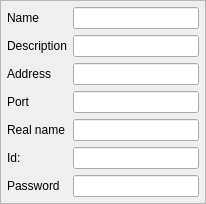
Before: the Qt Designer form src/blackgui/serverform.ui in swift-project/pilotclient, drawn with Qt 5.
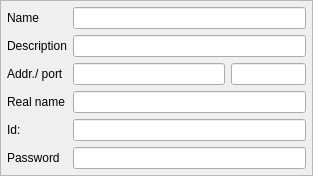
After: the same form once the commit is applied.

```diff
--- a/src/blackgui/serverform.ui
+++ b/src/blackgui/serverform.ui
@@ -6,10 +6,16 @@
    <rect>
     <x>0</x>
     <y>0</y>
-    <width>206</width>
-    <height>190</height>
+    <width>313</width>
+    <height>164</height>
    </rect>
   </property>
+  <property name="sizePolicy">
+   <sizepolicy hsizetype="Preferred" vsizetype="Maximum">
+    <horstretch>0</horstretch>
+    <verstretch>0</verstretch>
+   </sizepolicy>
+  </property>
   <property name="windowTitle">
    <string>Frame</string>
   </property>
@@ -36,16 +42,7 @@
     <number>0</number>
    </property>
    <item>
-    <layout class="QFormLayout" name="fl_NetworkServer">
-     <property name="fieldGrowthPolicy">
-      <enum>QFormLayout::AllNonFixedFieldsGrow</enum>
-     </property>
-     <property name="horizontalSpacing">
-      <number>6</number>
-     </property>
-     <property name="verticalSpacing">
-      <number>6</number>
-     </property>
+    <layout class="QGridLayout" name="gl_ServerForm">
      <property name="leftMargin">
       <number>6</number>
      </property>
@@ -58,6 +55,9 @@
      <property name="bottomMargin">
       <number>6</number>
      </property>
+     <property name="spacing">
+      <number>6</number>
+     </property>
      <item row="0" column="0">
       <widget class="QLabel" name="lbl_Name">
        <property name="text">
@@ -65,83 +65,77 @@
        </property>
       </widget>
      </item>
-     <item row="0" column="1">
-      <widget class="QLineEdit" name="le_Name">
-       <property name="text">
-        <string/>
-       </property>
-      </widget>
-     </item>
-     <item row="1" column="0">
-      <widget class="QLabel" name="lbl_Description">
-       <property name="text">
-        <string>Description</string>
-       </property>
-      </widget>
-     </item>
-     <item row="1" column="1">
-      <widget class="QLineEdit" name="le_Description"/>
-     </item>
      <item row="2" column="0">
       <widget class="QLabel" name="lbl_Address">
        <property name="text">
-        <string>Address</string>
+        <string>Addr./ port</string>
        </property>
       </widget>
      </item>
-     <item row="2" column="1">
-      <widget class="QLineEdit" name="le_Address"/>
-     </item>
-     <item row="3" column="0">
-      <widget class="QLabel" name="lbl_Port">
-       <property name="text">
-        <string>Port</string>
-       </property>
-      </widget>
-     </item>
-     <item row="3" column="1">
+     <item row="2" column="2">
       <widget class="QLineEdit" name="le_Port">
+       <property name="sizePolicy">
+        <sizepolicy hsizetype="Fixed" vsizetype="Fixed">
+         <horstretch>0</horstretch>
+         <verstretch>0</verstretch>
+        </sizepolicy>
+       </property>
+       <property name="minimumSize">
+        <size>
+         <width>75</width>
+         <height>0</height>
+        </size>
+       </property>
+       <property name="maximumSize">
+        <size>
+         <width>75</width>
+         <height>16777215</height>
+        </size>
+       </property>
        <property name="maxLength">
         <number>5</number>
        </property>
       </widget>
      </item>
-     <item row="4" column="0">
+     <item row="1" column="0">
+      <widget class="QLabel" name="lbl_Description">
+       <property name="text">
+        <string>Description</string>
+       </property>
+      </widget>
+     </item>
+     <item row="3" column="0">
       <widget class="QLabel" name="lbl_RealName">
        <property name="text">
         <string>Real name</string>
        </property>
       </widget>
      </item>
-     <item row="4" column="1">
-      <widget class="QLineEdit" name="le_RealName">
-       <property name="text">
-        <string/>
-       </property>
-      </widget>
-     </item>
      <item row="5" column="0">
+      <widget class="QLabel" name="lbl_Password">
+       <property name="text">
+        <string>Password</string>
+       </property>
+      </widget>
+     </item>
+     <item row="4" column="0">
       <widget class="QLabel" name="lbl_NetworkId">
        <property name="text">
         <string>Id:</string>
        </property>
       </widget>
      </item>
-     <item row="5" column="1">
+     <item row="2" column="1">
+      <widget class="QLineEdit" name="le_Address"/>
+     </item>
+     <item row="4" column="1" colspan="2">
       <widget class="QLineEdit" name="le_NetworkId">
        <property name="text">
         <string/>
        </property>
       </widget>
      </item>
-     <item row="6" column="0">
-      <widget class="QLabel" name="lbl_Password">
-       <property name="text">
-        <string>Password</string>
-       </property>
-      </widget>
-     </item>
-     <item row="6" column="1">
+     <item row="5" column="1" colspan="2">
       <widget class="QLineEdit" name="le_Password">
        <property name="text">
         <string/>
@@ -154,6 +148,23 @@
        </property>
       </widget>
      </item>
+     <item row="3" column="1" colspan="2">
+      <widget class="QLineEdit" name="le_RealName">
+       <property name="text">
+        <string/>
+       </property>
+      </widget>
+     </item>
+     <item row="1" column="1" colspan="2">
+      <widget class="QLineEdit" name="le_Description"/>
+     </item>
+     <item row="0" column="1" colspan="2">
+      <widget class="QLineEdit" name="le_Name">
+       <property name="text">
+        <string/>
+       </property>
+      </widget>
+     </item>
     </layout>
    </item>
   </layout>
```
